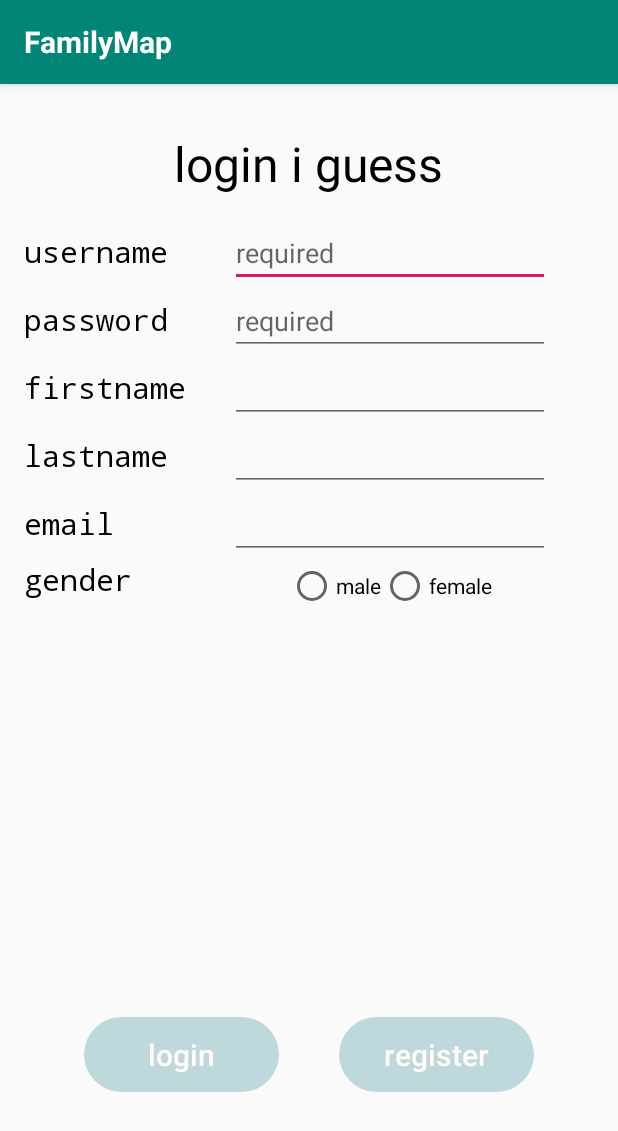
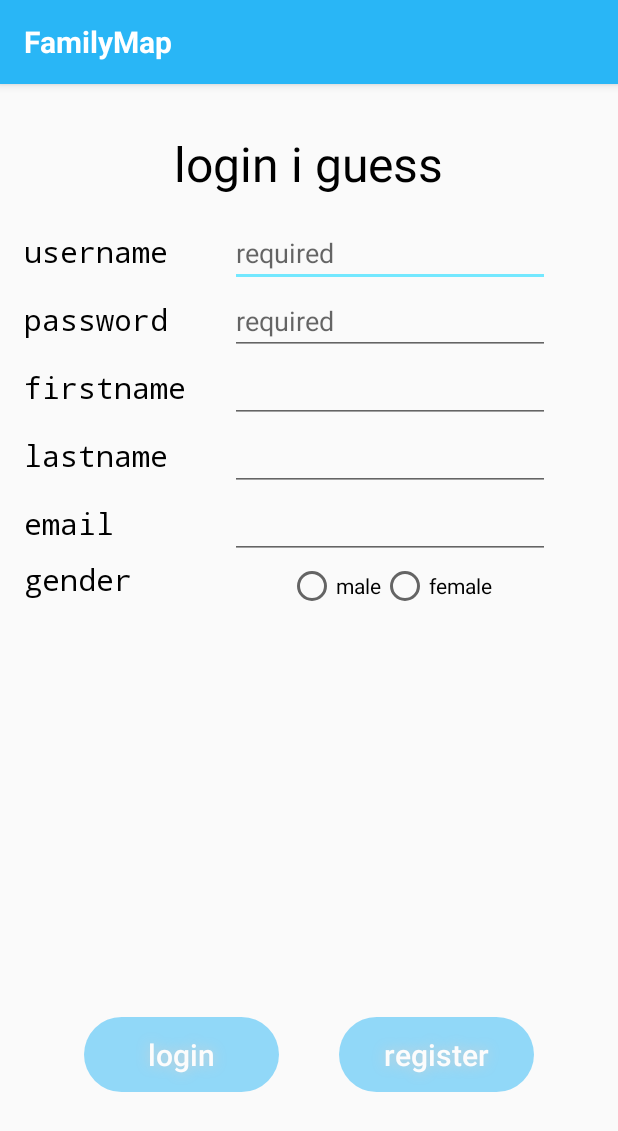
Before and after one commit to lukeludlow/FamilyMap, an Android app: the screen it shows after launch (MainActivity), on a phone screen of 412 x 824 dp. Shown: the top 1131 px of the screen. Run offline under Robolectric (Android 15) with nearby library versions, the phone set to English and light mode, and no system bars.

Commit message:
new color scheme

```diff
--- a/app/src/main/java/dev/lukel/familymap/ui/PersonActivity.java
+++ b/app/src/main/java/dev/lukel/familymap/ui/PersonActivity.java
@@ -6,6 +6,7 @@ import android.graphics.Typeface;
 import android.graphics.drawable.Drawable;
 import android.os.Bundle;
 import android.support.annotation.NonNull;
+import android.support.v4.graphics.ColorUtils;
 import android.support.v7.app.AppCompatActivity;
 import android.support.v7.widget.LinearLayoutManager;
 import android.support.v7.widget.RecyclerView;
@@ -339,13 +340,16 @@ public class PersonActivity extends AppCompatActivity {
         } else if (p.getGender().equals("f")) {
             genderIcon = new IconDrawable(PersonActivity.this, FontAwesomeIcons.fa_venus).colorRes(R.color.female_icon).sizeDp(48);
         } else {
-            genderIcon = new IconDrawable(PersonActivity.this, FontAwesomeIcons.fa_genderless).colorRes(R.color.colorPrimary).sizeDp(48);
+            genderIcon = new IconDrawable(PersonActivity.this, FontAwesomeIcons.fa_genderless).colorRes(R.color.event_icon).sizeDp(48);
         }
         image.setImageDrawable(genderIcon);
     }
 
     public void setEventIcon(ImageView image, Event e) {
         Drawable eventIcon = new IconDrawable(PersonActivity.this, FontAwesomeIcons.fa_map_marker).colorRes(R.color.event_icon).sizeDp(48);
+        float alphaFactor = 0.7f;
+        int alphaInt = (int) (alphaFactor * 255.0f);
+        eventIcon.setAlpha(alphaInt);
         image.setImageDrawable(eventIcon);
     }
 
--- a/app/src/main/java/dev/lukel/familymap/ui/SearchActivity.java
+++ b/app/src/main/java/dev/lukel/familymap/ui/SearchActivity.java
@@ -93,7 +93,7 @@ public class SearchActivity extends AppCompatActivity {
         } else if (p.getGender().equals("f")) {
             genderIcon = new IconDrawable(SearchActivity.this, FontAwesomeIcons.fa_venus).colorRes(R.color.female_icon).sizeDp(24);
         } else {
-            genderIcon = new IconDrawable(SearchActivity.this, FontAwesomeIcons.fa_genderless).colorRes(R.color.colorPrimary).sizeDp(24);
+            genderIcon = new IconDrawable(SearchActivity.this, FontAwesomeIcons.fa_genderless).colorRes(R.color.event_icon).sizeDp(24);
         }
         image.setImageDrawable(genderIcon);
     }
--- a/app/src/main/res/drawable/buttonshape.xml
+++ b/app/src/main/res/drawable/buttonshape.xml
@@ -5,7 +5,7 @@
     android:radius="69dp"
     />
 <solid
-    android:color="@color/primaryDarkColor"
+    android:color="@color/primaryColor"
     />
 <size
     />
--- a/app/src/main/res/layout/list_item_event.xml
+++ b/app/src/main/res/layout/list_item_event.xml
@@ -12,7 +12,7 @@
         android:paddingBottom="10dp"
         android:layout_height="match_parent"
         android:layout_gravity="center_vertical|center_horizontal"
-        android:tint="@color/colorPrimary"
+        android:tint="@color/event_icon"
         android:alpha="0.7"
         app:srcCompat="@drawable/ic_location_white_24dp"
         />
--- a/app/src/main/res/values/colors.xml
+++ b/app/src/main/res/values/colors.xml
@@ -1,20 +1,33 @@
 <?xml version="1.0" encoding="utf-8"?>
 <resources>
 
-    <color name="colorPrimary">#008577</color>
-    <color name="colorPrimaryDark">#00574B</color>
-    <color name="colorAccent">#D81B60</color>
+    <!-- light blue -->
+    <color name="primaryColor">#29b6f6</color>
+    <color name="primaryLightColor">#73e8ff</color>
+    <color name="primaryDarkColor">#0086c3</color>
+    <color name="primaryTextColor">#000000</color>
 
-    <color name="primaryColor">#b2ebf2</color>
-    <color name="primaryLightColor">#e5ffff</color>
-    <color name="primaryDarkColor">#81b9bf</color>
-    <color name="primaryTextColor">#000000</color>
+    <!-- teal-ish blue -->
+    <!--<color name="primaryColor">#26c6da</color>-->
+    <!--<color name="primaryLightColor">#6ff9ff</color>-->
+    <!--<color name="primaryDarkColor">#0095a8</color>-->
+    <!--<color name="primaryTextColor">#000000</color>-->
+
+    <!-- green-ish -->
+    <!--<color name="colorPrimary">#008577</color>-->
+    <!--<color name="colorPrimaryDark">#00574B</color>-->
+    <!--<color name="colorAccent">#D81B60</color>-->
+
+    <!--<color name="primaryColor">#b2ebf2</color>-->
+    <!--<color name="primaryLightColor">#e5ffff</color>-->
+    <!--<color name="primaryDarkColor">#81b9bf</color>-->
+    <!--<color name="primaryTextColor">#000000</color>-->
 
     <color name="white">#FFFFFF</color>
     <color name="black">#000000</color>
 
     <color name="male_icon">#55B1DF</color>
     <color name="female_icon">#ECA4D0</color>
-    <color name="event_icon">#81848F</color>
+    <color name="event_icon">#ff8080</color>
 
 </resources>
--- a/app/src/main/res/values/styles.xml
+++ b/app/src/main/res/values/styles.xml
@@ -2,9 +2,9 @@
     <!-- Base application theme. -->
     <style name="AppTheme" parent="Theme.AppCompat.Light">
         <!-- Customize your theme here. -->
-        <item name="colorPrimary">@color/colorPrimary</item>
-        <item name="colorPrimaryDark">@color/colorPrimaryDark</item>
-        <item name="colorAccent">@color/colorAccent</item>
+        <item name="colorPrimary">@color/primaryColor</item>
+        <item name="colorPrimaryDark">@color/primaryDarkColor</item>
+        <item name="colorAccent">@color/primaryLightColor</item>
         <item name="android:titleTextStyle">@color/white</item>
         <!--<item name="android:windowTitleStyle">@style/WindowTitle_custom</item>-->
     </style>
@@ -36,7 +36,7 @@
     </style>
 
     <style name="FilterSwitch" parent="Widget.AppCompat.CompoundButton.Switch">
-        <item name="android:colorControlActivated">@color/colorPrimary</item>
+        <item name="android:colorControlActivated">@color/primaryColor</item>
         <item name="android:layout_margin">20dp</item>
         <item name="android:paddingRight">20dp</item>
         <item name="android:layout_width">wrap_content</item>
```
